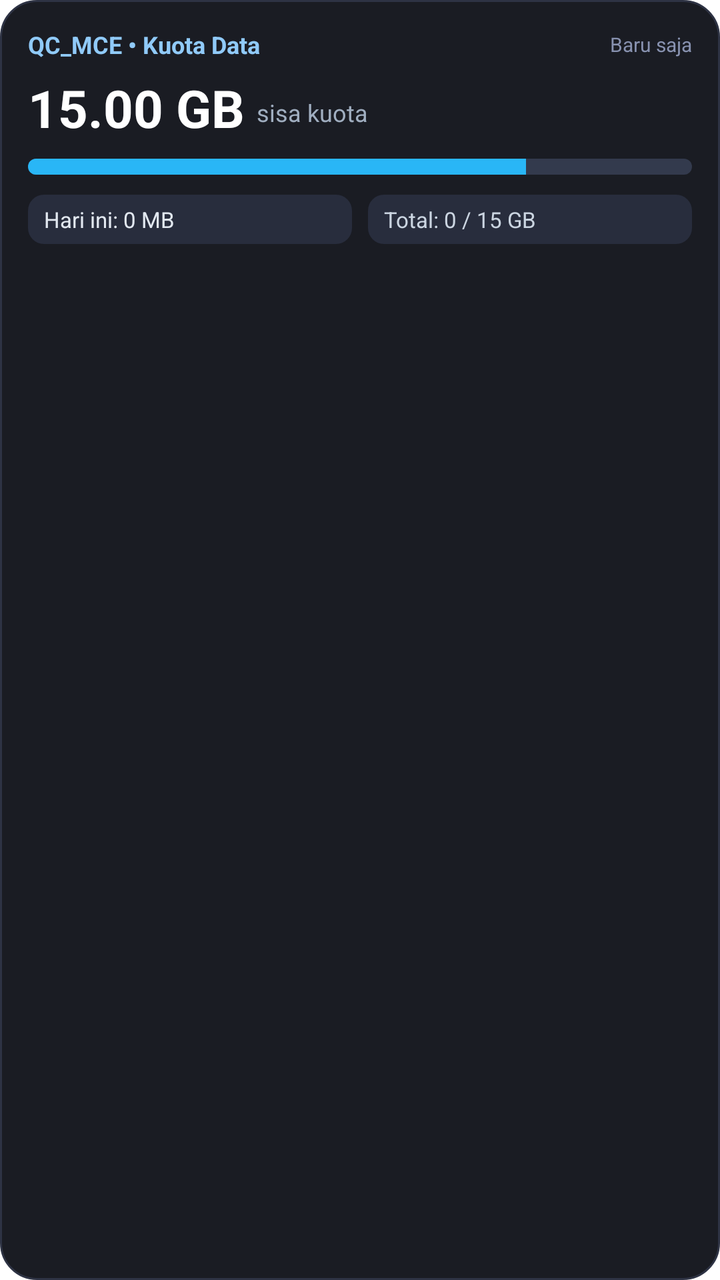
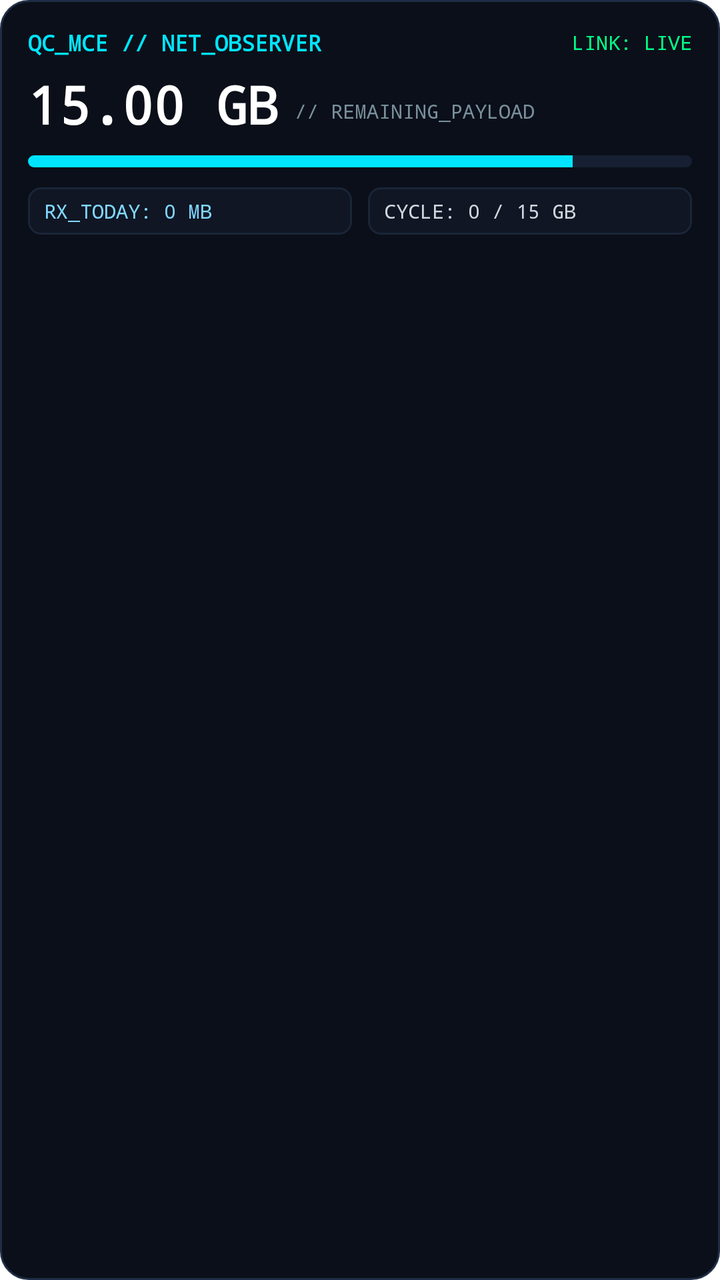

An Android layout rendered at two revisions. The XML below is the earlier revision; the diff shows what the commit changed to produce the second picture.
<!-- AndroidManifest.xml: fallback theme Theme.MaterialComponents.DayNight.NoActionBar -->
<!-- res/layout/widget_qc_mce.xml -->
<?xml version="1.0" encoding="utf-8"?>
<LinearLayout xmlns:android="http://schemas.android.com/apk/res/android"
    android:id="@+id/widget_root"
    android:layout_width="match_parent"
    android:layout_height="match_parent"
    android:background="@drawable/widget_bg"
    android:orientation="vertical"
    android:padding="14dp">

    
    <RelativeLayout
        android:layout_width="match_parent"
        android:layout_height="wrap_content"
        android:layout_marginBottom="6dp">

        <TextView
            android:id="@+id/tv_widget_title"
            android:layout_width="wrap_content"
            android:layout_height="wrap_content"
            android:layout_alignParentStart="true"
            android:layout_centerVertical="true"
            android:text="QC_MCE • Kuota Data"
            android:textColor="#90CAF9"
            android:textSize="12sp"
            android:textStyle="bold" />

        <TextView
            android:id="@+id/tv_last_updated"
            android:layout_width="wrap_content"
            android:layout_height="wrap_content"
            android:layout_alignParentEnd="true"
            android:layout_centerVertical="true"
            android:text="Baru saja"
            android:textColor="#8892B0"
            android:textSize="10sp" />
    </RelativeLayout>

    
    <LinearLayout
        android:layout_width="match_parent"
        android:layout_height="wrap_content"
        android:gravity="bottom"
        android:orientation="horizontal">

        <TextView
            android:id="@+id/tv_remaining_quota"
            android:layout_width="wrap_content"
            android:layout_height="wrap_content"
            android:text="15.00 GB"
            android:textColor="#FFFFFF"
            android:textSize="26sp"
            android:textStyle="bold" />

        <TextView
            android:id="@+id/tv_remaining_label"
            android:layout_width="wrap_content"
            android:layout_height="wrap_content"
            android:layout_marginStart="6dp"
            android:layout_marginBottom="3dp"
            android:text="sisa kuota"
            android:textColor="#A0AEC0"
            android:textSize="12sp" />
    </LinearLayout>

    
    <ProgressBar
        android:id="@+id/progress_bar_quota"
        style="?android:attr/progressBarStyleHorizontal"
        android:layout_width="match_parent"
        android:layout_height="8dp"
        android:layout_marginTop="8dp"
        android:layout_marginBottom="10dp"
        android:max="100"
        android:progress="75"
        android:progressDrawable="@drawable/widget_progress_bar" />

    
    <LinearLayout
        android:layout_width="match_parent"
        android:layout_height="wrap_content"
        android:gravity="center_vertical"
        android:orientation="horizontal">

        <TextView
            android:id="@+id/tv_today_usage"
            android:layout_width="0dp"
            android:layout_height="wrap_content"
            android:layout_weight="1"
            android:background="@drawable/widget_badge_bg"
            android:paddingHorizontal="8dp"
            android:paddingVertical="5dp"
            android:text="Hari ini: 0 MB"
            android:textColor="#E2E8F0"
            android:textSize="11sp" />

        <Space
            android:layout_width="8dp"
            android:layout_height="wrap_content" />

        <TextView
            android:id="@+id/tv_cycle_usage"
            android:layout_width="0dp"
            android:layout_height="wrap_content"
            android:layout_weight="1"
            android:background="@drawable/widget_badge_bg"
            android:paddingHorizontal="8dp"
            android:paddingVertical="5dp"
            android:text="Total: 0 / 15 GB"
            android:textColor="#CBD5E1"
            android:textSize="11sp" />
    </LinearLayout>
</LinearLayout>
<!-- resources referenced by this layout -->
<resources>
  <!-- drawable widget_badge_bg (drawable) -->
  <?xml version="1.0" encoding="utf-8"?>
  <shape xmlns:android="http://schemas.android.com/apk/res/android"
      android:shape="rectangle">
      <solid android:color="#282D3D" />
      <corners android:radius="8dp" />
  </shape>
  <!-- drawable widget_bg (drawable) -->
  <?xml version="1.0" encoding="utf-8"?>
  <shape xmlns:android="http://schemas.android.com/apk/res/android"
      android:shape="rectangle">
      <solid android:color="#1A1C23" />
      <corners android:radius="18dp" />
      <stroke
          android:width="1dp"
          android:color="#2E3344" />
  </shape>
  <!-- drawable widget_progress_bar (drawable) -->
  <?xml version="1.0" encoding="utf-8"?>
  <layer-list xmlns:android="http://schemas.android.com/apk/res/android">
      <item android:id="@android:id/background">
          <shape>
              <corners android:radius="6dp" />
              <solid android:color="#333A4D" />
          </shape>
      </item>
      <item android:id="@android:id/progress">
          <clip>
              <shape>
                  <corners android:radius="6dp" />
                  <solid android:color="#29B6F6" />
              </shape>
          </clip>
      </item>
  </layer-list>
</resources>

<!-- the commit's change to res/layout/widget_qc_mce.xml (unified diff, before → after) -->
@@ -19,9 +19,10 @@
             android:layout_height="wrap_content"
             android:layout_alignParentStart="true"
             android:layout_centerVertical="true"
-            android:text="QC_MCE • Kuota Data"
-            android:textColor="#90CAF9"
-            android:textSize="12sp"
+            android:fontFamily="monospace"
+            android:text="QC_MCE // NET_OBSERVER"
+            android:textColor="#00E5FF"
+            android:textSize="11sp"
             android:textStyle="bold" />
 
         <TextView
@@ -30,8 +31,9 @@
             android:layout_height="wrap_content"
             android:layout_alignParentEnd="true"
             android:layout_centerVertical="true"
-            android:text="Baru saja"
-            android:textColor="#8892B0"
+            android:fontFamily="monospace"
+            android:text="LINK: LIVE"
+            android:textColor="#00FF88"
             android:textSize="10sp" />
     </RelativeLayout>
 
@@ -46,6 +48,7 @@
             android:id="@+id/tv_remaining_quota"
             android:layout_width="wrap_content"
             android:layout_height="wrap_content"
+            android:fontFamily="monospace"
             android:text="15.00 GB"
             android:textColor="#FFFFFF"
             android:textSize="26sp"
@@ -55,11 +58,12 @@
             android:id="@+id/tv_remaining_label"
             android:layout_width="wrap_content"
             android:layout_height="wrap_content"
-            android:layout_marginStart="6dp"
+            android:layout_marginStart="8dp"
             android:layout_marginBottom="3dp"
-            android:text="sisa kuota"
-            android:textColor="#A0AEC0"
-            android:textSize="12sp" />
+            android:fontFamily="monospace"
+            android:text="// REMAINING_PAYLOAD"
+            android:textColor="#78909C"
+            android:textSize="10sp" />
     </LinearLayout>
 
     
@@ -67,11 +71,11 @@
         android:id="@+id/progress_bar_quota"
         style="?android:attr/progressBarStyleHorizontal"
         android:layout_width="match_parent"
-        android:layout_height="8dp"
+        android:layout_height="6dp"
         android:layout_marginTop="8dp"
         android:layout_marginBottom="10dp"
         android:max="100"
-        android:progress="75"
+        android:progress="82"
         android:progressDrawable="@drawable/widget_progress_bar" />
 
     
@@ -87,11 +91,12 @@
             android:layout_height="wrap_content"
             android:layout_weight="1"
             android:background="@drawable/widget_badge_bg"
+            android:fontFamily="monospace"
             android:paddingHorizontal="8dp"
             android:paddingVertical="5dp"
-            android:text="Hari ini: 0 MB"
-            android:textColor="#E2E8F0"
-            android:textSize="11sp" />
+            android:text="RX_TODAY: 0 MB"
+            android:textColor="#80D8FF"
+            android:textSize="10sp" />
 
         <Space
             android:layout_width="8dp"
@@ -103,10 +108,11 @@
             android:layout_height="wrap_content"
             android:layout_weight="1"
             android:background="@drawable/widget_badge_bg"
+            android:fontFamily="monospace"
             android:paddingHorizontal="8dp"
             android:paddingVertical="5dp"
-            android:text="Total: 0 / 15 GB"
-            android:textColor="#CBD5E1"
-            android:textSize="11sp" />
+            android:text="CYCLE: 0 / 15 GB"
+            android:textColor="#CFD8DC"
+            android:textSize="10sp" />
     </LinearLayout>
 </LinearLayout>
<!-- resource entries referenced after the edit -->
@@ -4,33 +4,36 @@
   <?xml version="1.0" encoding="utf-8"?>
   <shape xmlns:android="http://schemas.android.com/apk/res/android"
       android:shape="rectangle">
-      <solid android:color="#282D3D" />
-      <corners android:radius="8dp" />
+      <solid android:color="#101624" />
+      <corners android:radius="6dp" />
+      <stroke
+          android:width="1dp"
+          android:color="#1A2538" />
   </shape>
   <!-- drawable widget_bg (drawable) -->
   <?xml version="1.0" encoding="utf-8"?>
   <shape xmlns:android="http://schemas.android.com/apk/res/android"
       android:shape="rectangle">
-      <solid android:color="#1A1C23" />
-      <corners android:radius="18dp" />
+      <solid android:color="#0B0F19" />
+      <corners android:radius="14dp" />
       <stroke
           android:width="1dp"
-          android:color="#2E3344" />
+          android:color="#1F2D45" />
   </shape>
   <!-- drawable widget_progress_bar (drawable) -->
   <?xml version="1.0" encoding="utf-8"?>
   <layer-list xmlns:android="http://schemas.android.com/apk/res/android">
       <item android:id="@android:id/background">
           <shape>
-              <corners android:radius="6dp" />
-              <solid android:color="#333A4D" />
+              <corners android:radius="4dp" />
+              <solid android:color="#162032" />
           </shape>
       </item>
       <item android:id="@android:id/progress">
           <clip>
               <shape>
-                  <corners android:radius="6dp" />
-                  <solid android:color="#29B6F6" />
+                  <corners android:radius="4dp" />
+                  <solid android:color="#00E5FF" />
               </shape>
           </clip>
       </item>
